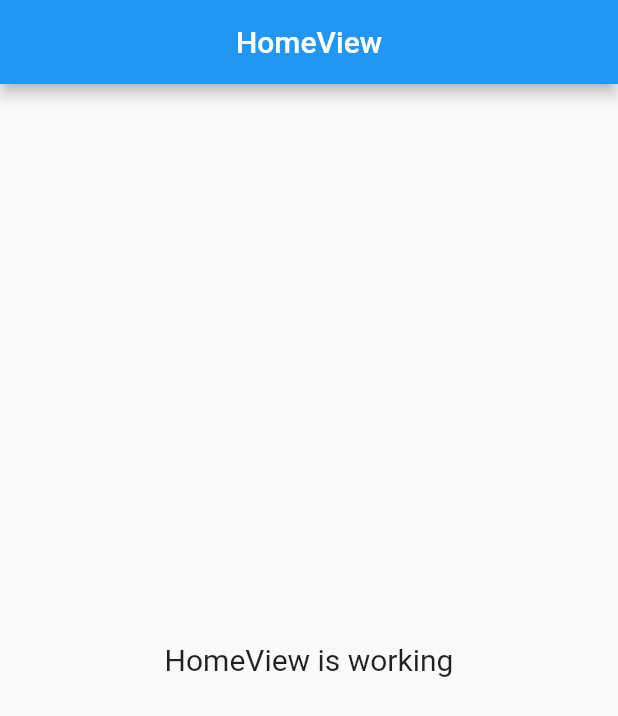
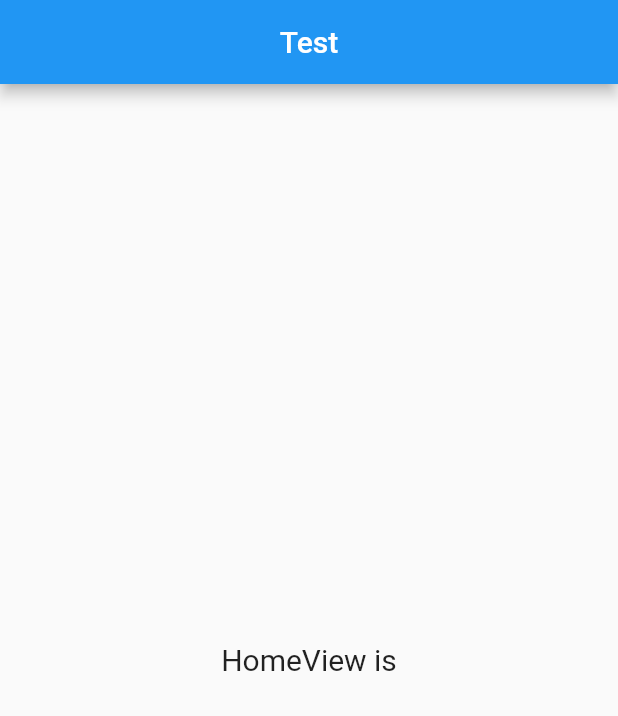
Before and after one commit to nurfajarismail/tes_get, a Flutter app: the screen it shows after launch, on a phone screen of 412 x 824 dp. Shown: the top 716 px of the screen. Run offline on Flutter 3.47's test engine with Material 2 defaults, Android fonts, the phone set to English and light mode, and no system bars; our stand-ins replace get.

Commit message:
update: - change text home view

```diff
--- a/lib/app/modules/home/views/home_view.dart
+++ b/lib/app/modules/home/views/home_view.dart
@@ -10,12 +10,12 @@ class HomeView extends GetView<HomeController> {
   Widget build(BuildContext context) {
     return Scaffold(
       appBar: AppBar(
-        title: const Text('HomeView'),
+        title: const Text('Test'),
         centerTitle: true,
       ),
       body: Center(
         child: Text(
-          'HomeView is working',
+          'HomeView is',
           style: TextStyle(fontSize: 20),
         ),
       ),
```
